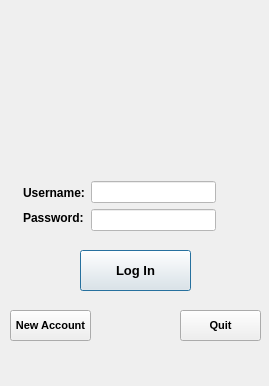
First picture: the form in dialog.ui, repository sreecodeslayer/RDBMS-Mini-Project, before the edit.
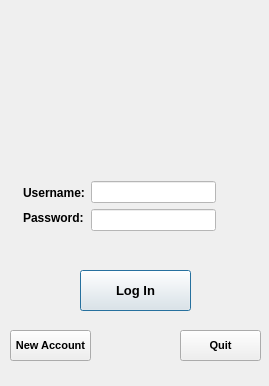
Second picture: the form after the edit. Icons and pictures are not drawn.

```diff
--- a/dialog.ui
+++ b/dialog.ui
@@ -42,7 +42,7 @@
    <property name="geometry">
     <rect>
      <x>80</x>
-     <y>250</y>
+     <y>270</y>
      <width>111</width>
      <height>41</height>
     </rect>
@@ -74,7 +74,7 @@
    <property name="geometry">
     <rect>
      <x>10</x>
-     <y>310</y>
+     <y>330</y>
      <width>81</width>
      <height>31</height>
     </rect>
@@ -94,7 +94,7 @@
    <property name="geometry">
     <rect>
      <x>180</x>
-     <y>310</y>
+     <y>330</y>
      <width>81</width>
      <height>31</height>
     </rect>
@@ -218,7 +218,7 @@
   <widget class="QLabel" name="label_3">
    <property name="geometry">
     <rect>
-     <x>60</x>
+     <x>70</x>
      <y>20</y>
      <width>141</width>
      <height>141</height>
```
Left out of the diff: 9 changed lines with no effect on the pictures.
